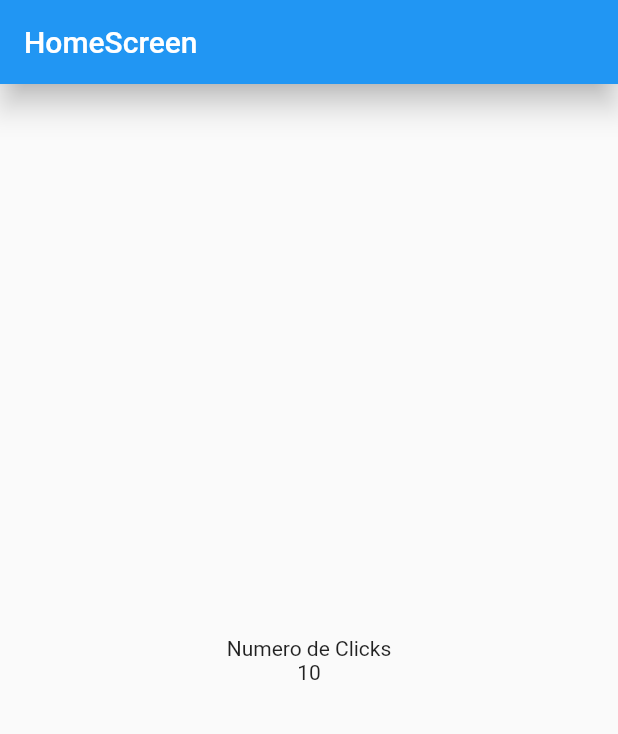
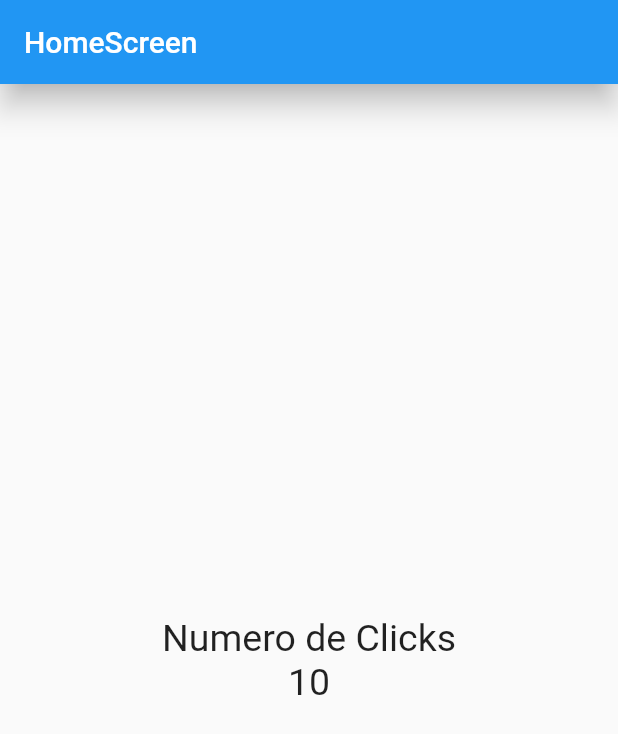
Before and after one commit to EdwinAlexanderBernardinoMoran/Introduccion_A_Flutter, a Flutter app: the screen it shows after launch, on a phone screen of 412 x 824 dp. Shown: the top 734 px of the screen. Run offline on Flutter 3.47's test engine with Material 2 defaults, Android fonts, the phone set to English and light mode, and no system bars.

Commit message:
Estilos de Texto

```diff
--- a/counter_app_01/lib/screens/home_screen.dart
+++ b/counter_app_01/lib/screens/home_screen.dart
@@ -6,6 +6,7 @@ class HomeSCreen extends StatelessWidget {
   // El BuildContext es todo el arbol de Widget
   @override
   Widget build(BuildContext context) {
+    const fontSize = TextStyle(fontSize: 25);
     // El Scaffold es un Widget que crea toda una pantalla en blanco para nosotros poder añadir estilos. Es como un lienzo para empezar a poner Widget
     return Scaffold(
       appBar: AppBar(
@@ -19,10 +20,10 @@ class HomeSCreen extends StatelessWidget {
           // Propiedades de las columnas.
           mainAxisAlignment: MainAxisAlignment.center,
           crossAxisAlignment: CrossAxisAlignment.center,
-          children: <Widget>[
+          children: [
             // Todo lo que esta aca, debe ser un widget
-            Text('Numero de Clicks'),
-            Text('10'),
+            Text('Numero de Clicks', style: fontSize),
+            Text('10', style: fontSize),
           ],
         ),
       ),
```
